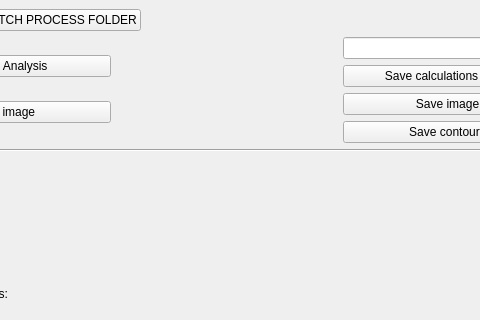
Qt form mainwindow/mainwindow.ui (ste1maria/lampImageAnalyser) before a commit; both pictures show x 117 to 597 and y 0 to 320 of the 688 by 764 pixel window.
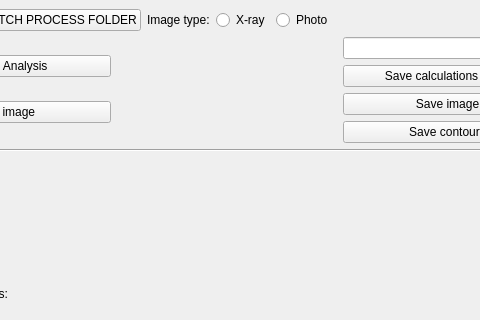
The same form after that commit.

Commit message: basic stuff to add work with photos.

Diff of the .ui file:
```diff
--- a/mainwindow/mainwindow.ui
+++ b/mainwindow/mainwindow.ui
@@ -49,6 +49,27 @@
         </property>
        </widget>
       </item>
+      <item>
+       <widget class="QLabel" name="label">
+        <property name="text">
+         <string>Image type:</string>
+        </property>
+       </widget>
+      </item>
+      <item>
+       <widget class="QRadioButton" name="radioButtonXray">
+        <property name="text">
+         <string>X-ray</string>
+        </property>
+       </widget>
+      </item>
+      <item>
+       <widget class="QRadioButton" name="radioButtonPhoto">
+        <property name="text">
+         <string>Photo</string>
+        </property>
+       </widget>
+      </item>
       <item>
        <spacer name="horizontalSpacer">
         <property name="orientation">
```
The commit also changes 6 other files.
